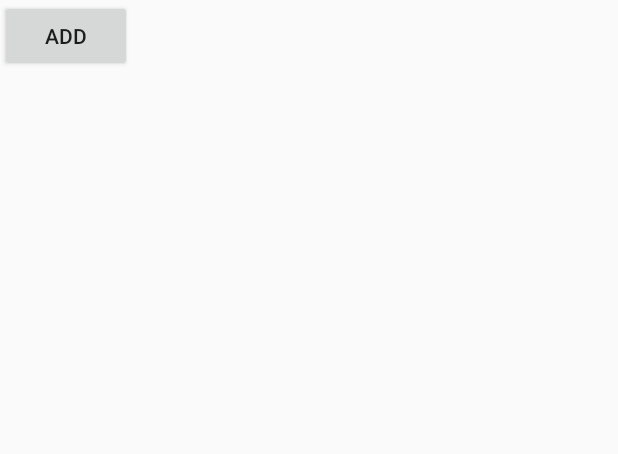
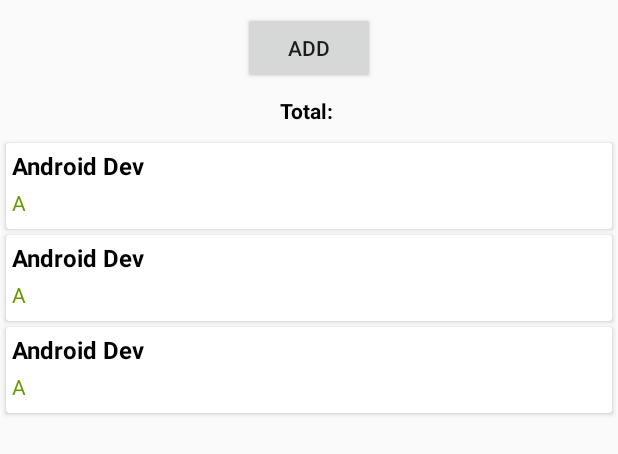
Before and after one commit to Eng-AhmedShehata/Cat-attendees, an Android app: the layout fragment_add_member.xml on its own in the app's theme, with its tools: preview values and no code run, on a phone screen of 412 x 824 dp. Shown: the top 454 px of the screen. Run offline under Robolectric (Android 15) with nearby library versions, the phone set to English and light mode, and no system bars.

Commit message:
display members count and names

```diff
--- a/app/src/main/java/com/ashehata/catattendees/helper/HelperMethod.kt
+++ b/app/src/main/java/com/ashehata/catattendees/helper/HelperMethod.kt
@@ -40,7 +40,7 @@ fun Activity.hideKeypad() {
 }
 
 fun Activity.generateQr(memberName: String, memberLevel: String): Bitmap? {
-    val member = Member(memberName = memberName, memberLevel = memberLevel)
+    val member = Member(name = memberName, level = memberLevel)
     val memberJson = Gson().toJson(member)
     var bitmap: Bitmap? = null
 
--- a/app/src/main/java/com/ashehata/catattendees/meeting/DiffCallBack.kt
+++ b/app/src/main/java/com/ashehata/catattendees/meeting/DiffCallBack.kt
@@ -3,7 +3,7 @@ package com.ashehata.catattendees.meeting
 import android.annotation.SuppressLint
 import androidx.recyclerview.widget.DiffUtil
 
-class DiffCallBack: DiffUtil.ItemCallback<MeetingDay>() {
+class DiffCallBack : DiffUtil.ItemCallback<MeetingDay>() {
 
     override fun areItemsTheSame(oldItem: MeetingDay, newItem: MeetingDay): Boolean {
         return oldItem == newItem
--- a/app/src/main/java/com/ashehata/catattendees/qrCode/reader/DecoderActivity.kt
+++ b/app/src/main/java/com/ashehata/catattendees/qrCode/reader/DecoderActivity.kt
@@ -68,8 +68,8 @@ class DecoderActivity : AppCompatActivity(), QRCodeReaderView.OnQRCodeReadListen
 
         qrdecoderview.setQRDecodingEnabled(false)
         val map = mutableMapOf<String, Any>()
-        map["name"] = obj.memberName
-        map["level"] = obj.memberLevel
+        map["name"] = obj.name
+        map["level"] = obj.level
 
         val dialog = showProgressDialog()
         documentID?.let {
--- a/app/src/main/res/layout/fragment_add_member.xml
+++ b/app/src/main/res/layout/fragment_add_member.xml
@@ -1,13 +1,37 @@
 <?xml version="1.0" encoding="utf-8"?>
-<FrameLayout
-    xmlns:android="http://schemas.android.com/apk/res/android" android:layout_width="match_parent"
-    android:layout_height="match_parent">
+<LinearLayout android:orientation="vertical"
+    xmlns:android="http://schemas.android.com/apk/res/android"
+    android:layout_width="match_parent"
+    android:layout_height="match_parent"
+    xmlns:app="http://schemas.android.com/apk/res-auto"
+    xmlns:tools="http://schemas.android.com/tools">
 
 
     <Button
+        android:layout_marginTop="8dp"
+        android:layout_gravity="center"
         android:id="@+id/add_member"
         android:layout_width="wrap_content"
         android:layout_height="wrap_content"
         android:text="Add"/>
 
-</FrameLayout>
+
+    <TextView
+        android:textColor="@android:color/black"
+        android:textStyle="bold"
+        android:layout_marginTop="8dp"
+        android:layout_gravity="center"
+        android:id="@+id/tv_total"
+        android:layout_width="wrap_content"
+        android:layout_height="wrap_content"
+        android:text="Total: "/>
+
+    <androidx.recyclerview.widget.RecyclerView
+        android:layout_marginTop="8dp"
+        android:id="@+id/rv_members"
+        tools:listitem="@layout/root_member"
+        app:layoutManager="androidx.recyclerview.widget.LinearLayoutManager"
+        android:layout_width="match_parent"
+        android:layout_height="match_parent"/>
+
+</LinearLayout>
--- /dev/null
+++ b/app/src/main/res/layout/root_member.xml
@@ -0,0 +1,40 @@
+<?xml version="1.0" encoding="utf-8"?>
+<androidx.cardview.widget.CardView xmlns:android="http://schemas.android.com/apk/res/android"
+    xmlns:tools="http://schemas.android.com/tools"
+    android:layout_width="match_parent"
+    android:layout_height="wrap_content"
+    android:layout_marginStart="4dp"
+    android:layout_marginTop="4dp"
+    android:layout_marginEnd="4dp"
+    android:foreground="?selectableItemBackground"
+    android:orientation="vertical">
+
+    <LinearLayout
+        android:layout_width="match_parent"
+        android:layout_height="wrap_content"
+        android:orientation="vertical"
+        android:padding="4dp">
+
+        <TextView
+            android:id="@+id/tv_name"
+            android:layout_width="wrap_content"
+            android:layout_height="wrap_content"
+            android:layout_marginBottom="4dp"
+            android:textColor="@android:color/black"
+            android:textSize="16sp"
+            android:textStyle="bold"
+            tools:text="Android Dev" />
+
+        <TextView
+            android:id="@+id/tv_level"
+            android:layout_width="wrap_content"
+            android:layout_height="wrap_content"
+            android:layout_marginBottom="4dp"
+            android:textColor="@android:color/holo_green_dark"
+            android:textSize="14sp"
+            tools:text="A" />
+
+
+    </LinearLayout>
+
+</androidx.cardview.widget.CardView>
--- a/app/src/main/res/navigation/nav_graph.xml
+++ b/app/src/main/res/navigation/nav_graph.xml
@@ -25,12 +25,12 @@
         tools:layout="@layout/fragment_add_day" />
     <fragment
         android:id="@+id/addMemberFragment"
-        android:name="com.ashehata.catattendees.addMember.AddMemberFragment"
+        android:name="com.ashehata.catattendees.member.MemberFragment"
         android:label="AddMemberFragment" >
         <argument
             android:name="documentID"
             app:argType="string"
-            android:defaultValue='""' />
+            android:defaultValue="" />
     </fragment>
 
 </navigation>
```
Also changed, not shown: app/src/main/java/com/ashehata/catattendees/addMember/AddMemberFragment.kt (deleted, +0 -50 lines), app/src/main/java/com/ashehata/catattendees/member/MemberAdapter.kt (added, +49 -0 lines), app/src/main/java/com/ashehata/catattendees/member/MemberFragment.kt (added, +92 -0 lines), app/src/main/java/com/ashehata/catattendees/qrCode/generator/Member.kt (+7 -2 lines).
